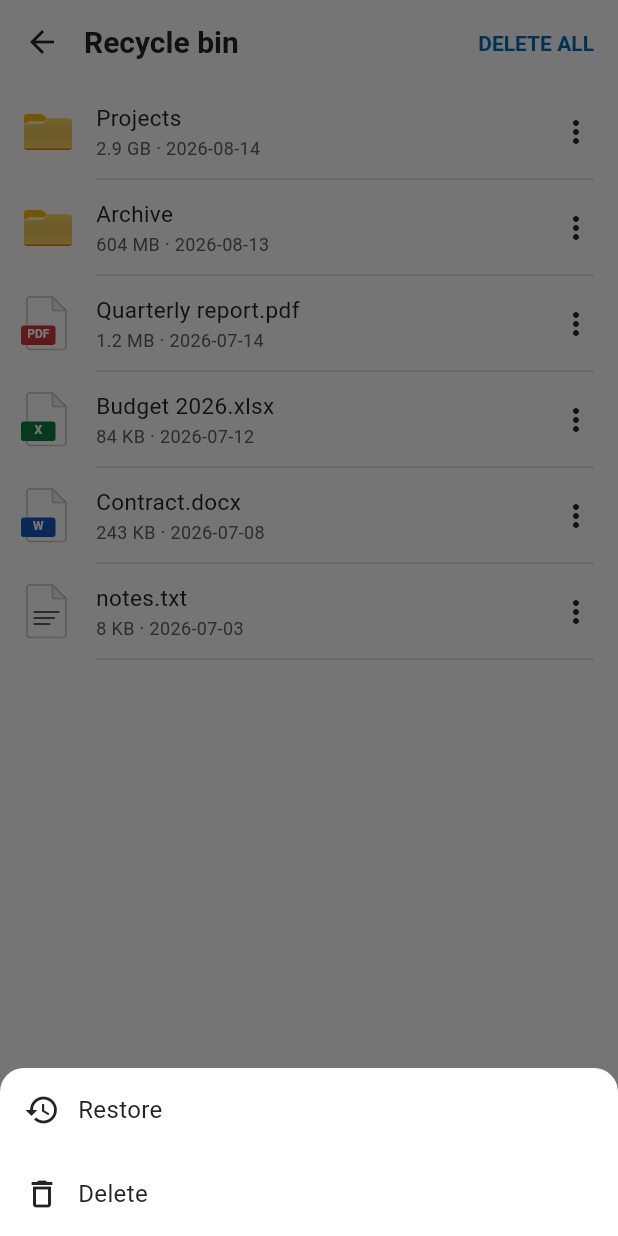
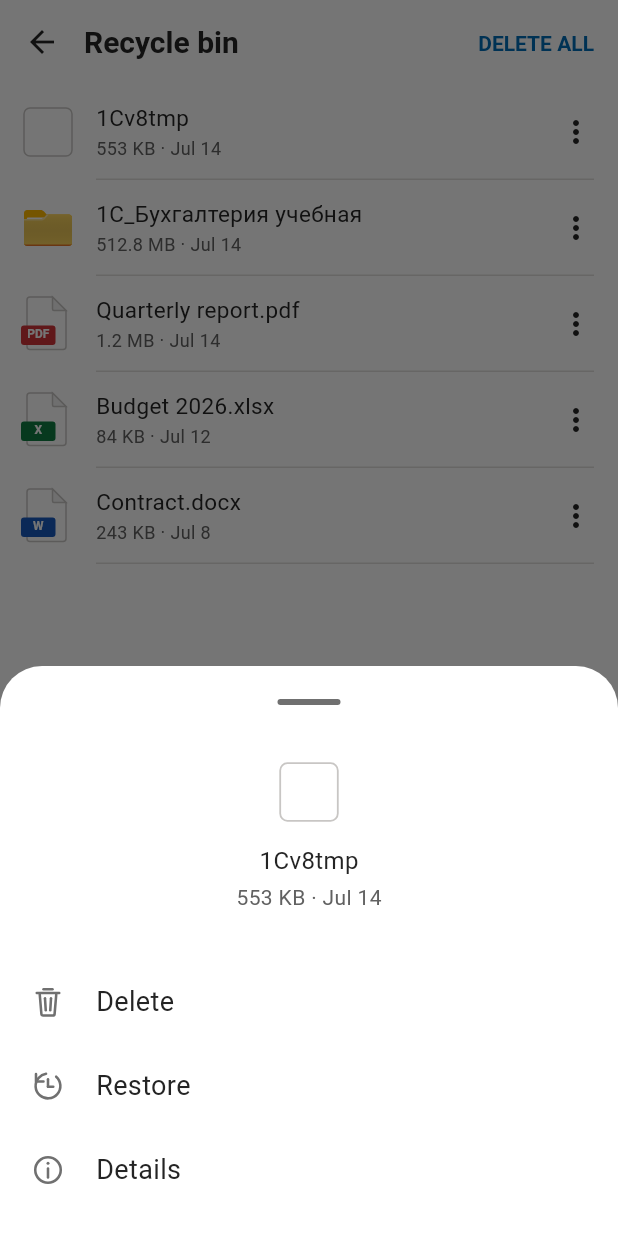
Before and after one commit to bogachenko/temp_bfe_android, a Flutter app: the screen it shows after launch, after a tap on the "more vert" icon, on a phone screen of 412 x 824 dp. Run offline on Flutter 3.47's test engine with Material 3 defaults, Android fonts, the phone set to English and light mode, and no system bars; generated files the repository leaves out were written again.

Commit message:
Match recycle bin actions and details UI

```diff
--- a/lib/features/recycle_bin/domain/recycle_bin_item.dart
+++ b/lib/features/recycle_bin/domain/recycle_bin_item.dart
@@ -9,11 +9,15 @@ enum RecycleBinItemKind {
 class RecycleBinItem {
   const RecycleBinItem({
     required this.name,
-    required this.metadata,
+    required this.sizeBytes,
+    required this.modifiedAt,
     required this.kind,
+    this.fileType = '',
   });
 
   final String name;
-  final String metadata;
+  final int sizeBytes;
+  final DateTime modifiedAt;
   final RecycleBinItemKind kind;
+  final String fileType;
 }
--- /dev/null
+++ b/lib/features/recycle_bin/presentation/recycle_bin_item_formatter.dart
@@ -0,0 +1,53 @@
+import 'package:flutter/widgets.dart';
+import 'package:intl/intl.dart';
+
+import '../../../l10n/app_localizations.dart';
+import '../domain/recycle_bin_item.dart';
+
+abstract final class RecycleBinItemFormatter {
+  static String metadata(BuildContext context, RecycleBinItem item) {
+    return '${size(context, item)} · ${shortModified(context, item)}';
+  }
+
+  static String size(BuildContext context, RecycleBinItem item) {
+    final l10n = AppLocalizations.of(context);
+    final locale = Localizations.localeOf(context).toLanguageTag();
+    final bytes = item.sizeBytes;
+
+    if (bytes >= 1024 * 1024 * 1024) {
+      return '${_number(bytes / (1024 * 1024 * 1024), locale)} ${l10n.recycleUnitGigabytes}';
+    }
+    if (bytes >= 1024 * 1024) {
+      return '${_number(bytes / (1024 * 1024), locale)} ${l10n.recycleUnitMegabytes}';
+    }
+    if (bytes >= 1024) {
+      return '${_number(bytes / 1024, locale)} ${l10n.recycleUnitKilobytes}';
+    }
+    return '$bytes ${l10n.recycleUnitBytes}';
+  }
+
+  static String shortModified(BuildContext context, RecycleBinItem item) {
+    final locale = Localizations.localeOf(context).toLanguageTag();
+    return DateFormat.MMMd(locale).format(item.modifiedAt);
+  }
+
+  static String fullModified(BuildContext context, RecycleBinItem item) {
+    final languageCode = Localizations.localeOf(context).languageCode;
+    if (languageCode == 'ru') {
+      return DateFormat('dd.MM.yyyy HH:mm', 'ru').format(item.modifiedAt);
+    }
+    return DateFormat('MM/dd/yyyy h:mm a', 'en').format(item.modifiedAt);
+  }
+
+  static String type(BuildContext context, RecycleBinItem item) {
+    if (item.kind == RecycleBinItemKind.folder) {
+      return AppLocalizations.of(context).recycleFolderType;
+    }
+    return item.fileType;
+  }
+
+  static String _number(double value, String locale) {
+    final pattern = value == value.roundToDouble() ? '0' : '0.#';
+    return NumberFormat(pattern, locale).format(value);
+  }
+}
--- a/lib/features/recycle_bin/presentation/recycle_bin_screen.dart
+++ b/lib/features/recycle_bin/presentation/recycle_bin_screen.dart
@@ -3,42 +3,47 @@ import 'package:flutter/material.dart';
 import '../../../l10n/app_localizations.dart';
 import '../../../theme/app_theme.dart';
 import '../domain/recycle_bin_item.dart';
+import 'recycle_bin_details_screen.dart';
 import 'widgets/recycle_bin_item_actions_sheet.dart';
 import 'widgets/recycle_bin_item_tile.dart';
 
 class RecycleBinScreen extends StatelessWidget {
   const RecycleBinScreen({super.key});
 
-  static const _sampleItems = [
+  static final _sampleItems = [
     RecycleBinItem(
-      name: 'Projects',
-      metadata: '2.9 GB · 2026-08-14',
-      kind: RecycleBinItemKind.folder,
+      name: '1Cv8tmp',
+      sizeBytes: 553 * 1024,
+      modifiedAt: DateTime(2026, 7, 14, 23, 38),
+      kind: RecycleBinItemKind.genericFile,
+      fileType: '.1CD',
     ),
     RecycleBinItem(
-      name: 'Archive',
-      metadata: '604 MB · 2026-08-13',
+      name: '1C_Бухгалтерия учебная',
+      sizeBytes: 537709773,
+      modifiedAt: DateTime(2026, 7, 14, 18, 12),
       kind: RecycleBinItemKind.folder,
     ),
     RecycleBinItem(
       name: 'Quarterly report.pdf',
-      metadata: '1.2 MB · 2026-07-14',
+      sizeBytes: 1258291,
+      modifiedAt: DateTime(2026, 7, 14, 14, 20),
       kind: RecycleBinItemKind.pdf,
+      fileType: '.PDF',
     ),
     RecycleBinItem(
       name: 'Budget 2026.xlsx',
-      metadata: '84 KB · 2026-07-12',
+      sizeBytes: 84 * 1024,
+      modifiedAt: DateTime(2026, 7, 12, 10, 5),
       kind: RecycleBinItemKind.excel,
+      fileType: '.XLSX',
     ),
     RecycleBinItem(
       name: 'Contract.docx',
-      metadata: '243 KB · 2026-07-08',
+      sizeBytes: 243 * 1024,
+      modifiedAt: DateTime(2026, 7, 8, 16, 40),
       kind: RecycleBinItemKind.word,
-    ),
-    RecycleBinItem(
-      name: 'notes.txt',
-      metadata: '8 KB · 2026-07-03',
-      kind: RecycleBinItemKind.genericFile,
+      fileType: '.DOCX',
     ),
   ];
 
@@ -88,8 +93,10 @@ class RecycleBinScreen extends StatelessWidget {
       useSafeArea: true,
       builder: (sheetContext) {
         return RecycleBinItemActionsSheet(
+          item: item,
           restoreLabel: l10n.recycleRestore,
           deleteLabel: l10n.recycleDelete,
+          detailsLabel: l10n.recycleDetails,
           onRestore: () {
             Navigator.of(sheetContext).pop();
             ScaffoldMessenger.of(context).showSnackBar(
@@ -99,6 +106,14 @@ class RecycleBinScreen extends StatelessWidget {
           onDelete: () {
             Navigator.of(sheetContext).pop();
             _confirmDeleteItem(context, item);
+          },
+          onDetails: () {
+            Navigator.of(sheetContext).pop();
+            Navigator.of(context).push(
+              MaterialPageRoute<void>(
+                builder: (_) => RecycleBinDetailsScreen(item: item),
+              ),
+            );
           },
         );
       },
--- a/lib/features/recycle_bin/presentation/widgets/recycle_bin_item_actions_sheet.dart
+++ b/lib/features/recycle_bin/presentation/widgets/recycle_bin_item_actions_sheet.dart
@@ -1,42 +1,75 @@
 import 'package:flutter/material.dart';
 
-import '../../../../theme/app_colors.dart';
 import '../../../../theme/app_sizes.dart';
 import '../../../../theme/app_spacing.dart';
 import '../../../../theme/app_typography.dart';
+import '../../domain/recycle_bin_item.dart';
+import '../recycle_bin_item_formatter.dart';
+import 'recycle_bin_item_visual.dart';
+import 'recycle_bin_operation_icon.dart';
 
 class RecycleBinItemActionsSheet extends StatelessWidget {
   const RecycleBinItemActionsSheet({
+    required this.item,
     required this.restoreLabel,
     required this.deleteLabel,
+    required this.detailsLabel,
     required this.onRestore,
     required this.onDelete,
+    required this.onDetails,
     super.key,
   });
 
+  final RecycleBinItem item;
   final String restoreLabel;
   final String deleteLabel;
+  final String detailsLabel;
   final VoidCallback onRestore;
   final VoidCallback onDelete;
+  final VoidCallback onDetails;
 
   @override
   Widget build(BuildContext context) {
     return SafeArea(
       top: false,
+      child: Padding(
+        padding: const EdgeInsets.only(bottom: AppSpacing.lg),
         child: Column(
           mainAxisSize: MainAxisSize.min,
           children: [
+            const SizedBox(height: AppSpacing.md),
+            SizedBox.square(
+              dimension: AppSizes.recycleBinBottomSheetPreviewVisual,
+              child: FittedBox(
+                fit: BoxFit.contain,
+                child: RecycleBinItemVisual(kind: item.kind),
+              ),
+            ),
+            const SizedBox(height: AppSpacing.md),
+            Text(item.name, style: AppTypography.bottomSheetPreviewName),
+            const SizedBox(height: AppSpacing.xs),
+            Text(
+              RecycleBinItemFormatter.metadata(context, item),
+              style: AppTypography.bottomSheetPreviewMetadata,
+            ),
+            const SizedBox(height: AppSpacing.xxxl),
             _ActionTile(
-            icon: Icons.restore,
+              iconKind: RecycleBinOperationIconKind.delete,
+              label: deleteLabel,
+              onTap: onDelete,
+            ),
+            _ActionTile(
+              iconKind: RecycleBinOperationIconKind.restore,
               label: restoreLabel,
               onTap: onRestore,
             ),
             _ActionTile(
-            icon: Icons.delete_outline,
-            label: deleteLabel,
-            onTap: onDelete,
+              iconKind: RecycleBinOperationIconKind.info,
+              label: detailsLabel,
+              onTap: onDetails,
             ),
           ],
+        ),
       ),
     );
   }
@@ -44,12 +77,12 @@ class RecycleBinItemActionsSheet extends StatelessWidget {
 
 class _ActionTile extends StatelessWidget {
   const _ActionTile({
-    required this.icon,
+    required this.iconKind,
     required this.label,
     required this.onTap,
   });
 
-  final IconData icon;
+  final RecycleBinOperationIconKind iconKind;
   final String label;
   final VoidCallback onTap;
 
@@ -60,20 +93,13 @@ class _ActionTile extends StatelessWidget {
       child: InkWell(
         onTap: onTap,
         child: Padding(
-          padding: const EdgeInsets.symmetric(horizontal: AppSpacing.lg),
+          padding: const EdgeInsets.symmetric(horizontal: AppSpacing.xl),
           child: Row(
             children: [
-              Icon(
-                icon,
-                size: AppSizes.recycleBinActionIcon,
-                color: AppColors.neutralForeground1,
-              ),
-              const SizedBox(width: AppSpacing.md),
+              RecycleBinOperationIcon(kind: iconKind),
+              const SizedBox(width: AppSpacing.xl),
               Expanded(
-                child: Text(
-                  label,
-                  style: AppTypography.bottomSheetAction,
-                ),
+                child: Text(label, style: AppTypography.bottomSheetAction),
               ),
             ],
           ),
--- a/lib/features/recycle_bin/presentation/widgets/recycle_bin_item_tile.dart
+++ b/lib/features/recycle_bin/presentation/widgets/recycle_bin_item_tile.dart
@@ -4,7 +4,8 @@ import '../../../../theme/app_sizes.dart';
 import '../../../../theme/app_spacing.dart';
 import '../../../../theme/app_typography.dart';
 import '../../domain/recycle_bin_item.dart';
-import 'recycle_bin_file_icon.dart';
+import '../recycle_bin_item_formatter.dart';
+import 'recycle_bin_item_visual.dart';
 
 class RecycleBinItemTile extends StatelessWidget {
   const RecycleBinItemTile({
@@ -27,7 +28,7 @@ class RecycleBinItemTile extends StatelessWidget {
           Row(
             children: [
               const SizedBox(width: AppSpacing.md),
-              RecycleBinFileIcon(kind: item.kind),
+              RecycleBinItemVisual(kind: item.kind),
               const SizedBox(width: AppSpacing.md),
               Expanded(
                 child: Column(
@@ -42,7 +43,7 @@ class RecycleBinItemTile extends StatelessWidget {
                     ),
                     const SizedBox(height: AppSpacing.xxs),
                     Text(
-                      item.metadata,
+                      RecycleBinItemFormatter.metadata(context, item),
                       maxLines: 1,
                       overflow: TextOverflow.ellipsis,
                       style: AppTypography.recycleItemMetadata,
--- /dev/null
+++ b/lib/features/recycle_bin/presentation/widgets/recycle_bin_item_visual.dart
@@ -0,0 +1,57 @@
+import 'package:flutter/material.dart';
+
+import '../../../../theme/app_colors.dart';
+import '../../../../theme/app_radius.dart';
+import '../../../../theme/app_sizes.dart';
+import '../../domain/recycle_bin_item.dart';
+import 'recycle_bin_file_icon.dart';
+
+class RecycleBinItemVisual extends StatelessWidget {
+  const RecycleBinItemVisual({
+    required this.kind,
+    super.key,
+  });
+
+  final RecycleBinItemKind kind;
+
+  @override
+  Widget build(BuildContext context) {
+    if (kind != RecycleBinItemKind.genericFile) {
+      return RecycleBinFileIcon(kind: kind);
+    }
+
+    return const SizedBox.square(
+      dimension: AppSizes.recycleBinVisualBox,
+      child: CustomPaint(painter: _GenericFilePainter()),
+    );
+  }
+}
+
+class _GenericFilePainter extends CustomPainter {
+  const _GenericFilePainter();
+
+  @override
+  void paint(Canvas canvas, Size size) {
+    final rect = RRect.fromRectAndRadius(
+      Rect.fromLTWH(
+        AppSizes.recycleGenericFileInset,
+        AppSizes.recycleGenericFileInset,
+        size.width - AppSizes.recycleGenericFileInset * 2,
+        size.height - AppSizes.recycleGenericFileInset * 2,
+      ),
+      const Radius.circular(AppRadius.recycleGenericFile),
+    );
+
+    canvas.drawRRect(rect, Paint()..color = AppColors.fileSurface);
+    canvas.drawRRect(
+      rect,
+      Paint()
+        ..color = AppColors.fileStroke
+        ..style = PaintingStyle.stroke
+        ..strokeWidth = AppSizes.recycleGenericFileStroke,
+    );
+  }
+
+  @override
+  bool shouldRepaint(covariant _GenericFilePainter oldDelegate) => false;
+}
--- /dev/null
+++ b/lib/features/recycle_bin/presentation/widgets/recycle_bin_operation_icon.dart
@@ -0,0 +1,101 @@
+import 'dart:math' as math;
+
+import 'package:flutter/material.dart';
+
+import '../../../../theme/app_colors.dart';
+import '../../../../theme/app_sizes.dart';
+
+enum RecycleBinOperationIconKind { delete, restore, info }
+
+class RecycleBinOperationIcon extends StatelessWidget {
+  const RecycleBinOperationIcon({
+    required this.kind,
+    super.key,
+  });
+
+  final RecycleBinOperationIconKind kind;
+
+  @override
+  Widget build(BuildContext context) {
+    return SizedBox.square(
+      dimension: AppSizes.recycleBinActionIcon,
+      child: CustomPaint(painter: _OperationIconPainter(kind)),
+    );
+  }
+}
+
+class _OperationIconPainter extends CustomPainter {
+  const _OperationIconPainter(this.kind);
+
+  final RecycleBinOperationIconKind kind;
+
+  @override
+  void paint(Canvas canvas, Size size) {
+    canvas.save();
+    canvas.scale(size.width / 24, size.height / 24);
+
+    final paint = Paint()
+      ..color = AppColors.neutralForeground3
+      ..style = PaintingStyle.stroke
+      ..strokeWidth = AppSizes.recycleBinOperationIconStroke
+      ..strokeCap = StrokeCap.round
+      ..strokeJoin = StrokeJoin.round;
+
+    switch (kind) {
+      case RecycleBinOperationIconKind.delete:
+        _paintDelete(canvas, paint);
+        break;
+      case RecycleBinOperationIconKind.restore:
+        _paintRestore(canvas, paint);
+        break;
+      case RecycleBinOperationIconKind.info:
+        _paintInfo(canvas, paint);
+        break;
+    }
+
+    canvas.restore();
+  }
+
+  void _paintDelete(Canvas canvas, Paint paint) {
+    final body = Path()
+      ..moveTo(6.5, 7)
+      ..lineTo(7.6, 20)
+      ..quadraticBezierTo(7.7, 21, 8.8, 21)
+      ..lineTo(15.2, 21)
+      ..quadraticBezierTo(16.3, 21, 16.4, 20)
+      ..lineTo(17.5, 7);
+    canvas.drawPath(body, paint);
+    canvas.drawLine(const Offset(4.5, 6), const Offset(19.5, 6), paint);
+    canvas.drawLine(const Offset(9, 3.5), const Offset(15, 3.5), paint);
+    canvas.drawLine(const Offset(10, 9.5), const Offset(10.5, 17.5), paint);
+    canvas.drawLine(const Offset(14, 9.5), const Offset(13.5, 17.5), paint);
+  }
+
+  void _paintRestore(Canvas canvas, Paint paint) {
+    final circle = Rect.fromCircle(center: const Offset(12, 12), radius: 8.25);
+    canvas.drawArc(circle, -0.85, math.pi * 1.72, false, paint);
+
+    final arrow = Path()
+      ..moveTo(4, 4)
+      ..lineTo(4, 9)
+      ..lineTo(9, 9);
+    canvas.drawPath(arrow, paint);
+    canvas.drawLine(const Offset(12, 7.5), const Offset(12, 12.5), paint);
+    canvas.drawLine(const Offset(12, 12.5), const Offset(15.5, 12.5), paint);
+  }
+
+  void _paintInfo(Canvas canvas, Paint paint) {
+    canvas.drawCircle(const Offset(12, 12), 8.5, paint);
+    canvas.drawLine(const Offset(12, 11), const Offset(12, 17), paint);
+    canvas.drawCircle(
+      const Offset(12, 7.5),
+      AppSizes.recycleBinInfoDotRadius,
+      Paint()..color = AppColors.neutralForeground3,
+    );
+  }
+
+  @override
+  bool shouldRepaint(covariant _OperationIconPainter oldDelegate) {
+    return oldDelegate.kind != kind;
+  }
+}
--- a/lib/l10n/app_en.arb
+++ b/lib/l10n/app_en.arb
@@ -32,6 +32,30 @@
   "@recycleDelete": {
     "description": "Recycle bin item permanent delete action."
   },
+  "recycleDetails": "Details",
+  "@recycleDetails": {
+    "description": "Recycle bin item details action and details screen title."
+  },
+  "recycleDetailsType": "Type",
+  "@recycleDetailsType": {
+    "description": "File type label on the recycle bin details screen."
+  },
+  "recycleDetailsSize": "Size",
+  "@recycleDetailsSize": {
+    "description": "File size label on the recycle bin details screen."
+  },
+  "recycleDetailsModified": "Modified",
+  "@recycleDetailsModified": {
+    "description": "Modified date label on the recycle bin details screen."
+  },
+  "recycleFolderType": "Folder",
+  "@recycleFolderType": {
+    "description": "Localized type value for a folder."
+  },
+  "recycleUnitBytes": "B",
+  "recycleUnitKilobytes": "KB",
+  "recycleUnitMegabytes": "MB",
+  "recycleUnitGigabytes": "GB",
   "recycleMoreActions": "More actions",
   "@recycleMoreActions": {
     "description": "Accessibility tooltip for the recycle bin item overflow button."
--- a/lib/theme/app_radius.dart
+++ b/lib/theme/app_radius.dart
@@ -1,7 +1,8 @@
 abstract final class AppRadius {
   static const double fileTypeBadge = 2;
+  static const double recycleGenericFile = 4;
   static const double buttonLarge = 8;
   static const double card = 12;
-  static const double bottomSheet = 16;
+  static const double bottomSheet = 28;
   static const double pill = 24;
 }
--- a/lib/theme/app_theme.dart
+++ b/lib/theme/app_theme.dart
@@ -52,6 +52,12 @@ abstract final class AppTheme {
       bottomSheetTheme: const BottomSheetThemeData(
         backgroundColor: AppColors.neutralBackground1,
         surfaceTintColor: AppColors.transparent,
+        showDragHandle: true,
+        dragHandleColor: AppColors.neutralForeground3,
+        dragHandleSize: Size(
+          AppSizes.bottomSheetDragHandleWidth,
+          AppSizes.bottomSheetDragHandleHeight,
+        ),
         shape: RoundedRectangleBorder(
           borderRadius: BorderRadius.vertical(
             top: Radius.circular(AppRadius.bottomSheet),
--- a/lib/theme/app_typography.dart
+++ b/lib/theme/app_typography.dart
@@ -59,11 +59,53 @@ abstract final class AppTypography {
     color: AppColors.neutralForeground2,
   );
 
+  static const TextStyle bottomSheetPreviewName = TextStyle(
+    fontSize: 16,
+    height: 1.25,
+    fontWeight: FontWeight.w400,
+    color: AppColors.neutralForeground1,
+  );
+
+  static const TextStyle bottomSheetPreviewMetadata = TextStyle(
+    fontSize: 14,
+    height: 1.43,
+    fontWeight: FontWeight.w400,
+    color: AppColors.neutralForeground2,
+  );
+
   static const TextStyle bottomSheetAction = TextStyle(
+    fontSize: 18,
+    height: 1.33,
+    fontWeight: FontWeight.w400,
+    color: AppColors.neutralForeground1,
+  );
+
+  static const TextStyle detailsFileName = TextStyle(
+    fontSize: 18,
+    height: 1.33,
+    fontWeight: FontWeight.w400,
+    color: AppColors.neutralForeground1,
+  );
+
+  static const TextStyle detailsActionLabel = TextStyle(
+    fontSize: 14,
+    height: 1.43,
+    fontWeight: FontWeight.w400,
+    color: AppColors.neutralForeground2,
+  );
+
+  static const TextStyle detailsPropertyLabel = TextStyle(
     fontSize: 16,
     height: 1.5,
     fontWeight: FontWeight.w400,
     color: AppColors.neutralForeground1,
+  );
+
+  static const TextStyle detailsPropertyValue = TextStyle(
+    fontSize: 16,
+    height: 1.5,
+    fontWeight: FontWeight.w400,
+    color: AppColors.neutralForeground2,
   );
 
   static const TextStyle fileTypeBadge = TextStyle(
```
Also changed, not shown: lib/features/recycle_bin/presentation/recycle_bin_details_screen.dart (added, +177 -0 lines), lib/l10n/app_ru.arb (+9 -0 lines), 1 other file. Lines whose indentation alone changed are shown as unchanged.
